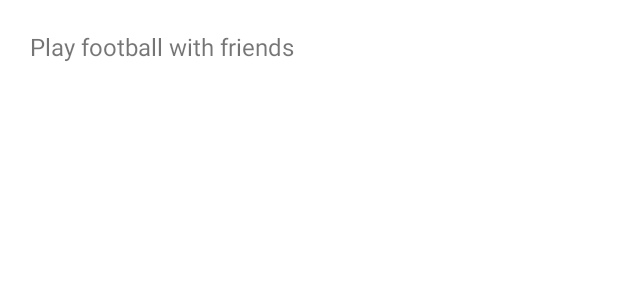
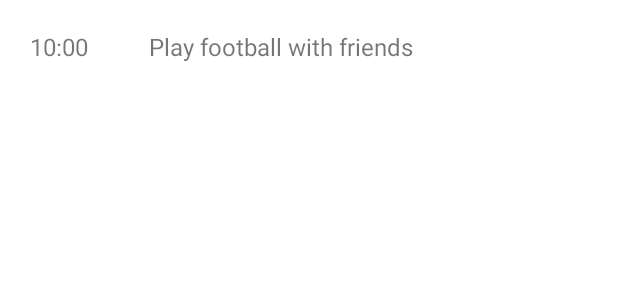
Before and after one commit to emchris/CocWorking, an Android app: the layout event_item_view.xml on its own in the app's theme, with its tools: preview values and no code run, on a phone screen of 412 x 824 dp. Shown: the top 300 px of the screen. Run offline under Robolectric (Android 15) with nearby library versions, the phone set to English and light mode, and no system bars; Roboto replaces fonts that are not available here.

Commit message:
implementazione completa tempo negli eventi

```diff
--- a/app/src/main/java/com/example/cocworking/EventAdapter.kt
+++ b/app/src/main/java/com/example/cocworking/EventAdapter.kt
@@ -47,6 +47,7 @@ class EventAdapter(val onClick: (Event) -> Unit) :
     ): RecyclerView.ViewHolder(eventView){
 
         val itemEventText =  eventView.itemEventText
+        val itemEventTime = eventView.itemEventTime
 
         init {
             itemView.setOnClickListener {
@@ -56,6 +57,7 @@ class EventAdapter(val onClick: (Event) -> Unit) :
 
         fun bind(event: Event) {
             itemEventText.setText(event.text)
+            itemEventTime.setText(event.date.hour.toString()+":"+event.date.minute.toString())
         }
     }
 }
--- a/app/src/main/java/com/example/cocworking/models/Event.kt
+++ b/app/src/main/java/com/example/cocworking/models/Event.kt
@@ -1,5 +1,6 @@
 package com.example.cocworking.models
 
 import java.time.LocalDate
+import java.time.LocalDateTime
 
-data class Event(val id: String, val text: String, val date: LocalDate)
+data class Event(val id: String, val userId: String, val text: String, val date: LocalDateTime)
--- a/app/src/main/res/layout/event_item_view.xml
+++ b/app/src/main/res/layout/event_item_view.xml
@@ -1,11 +1,17 @@
 <?xml version="1.0" encoding="utf-8"?>
-<FrameLayout xmlns:android="http://schemas.android.com/apk/res/android"
+<LinearLayout xmlns:android="http://schemas.android.com/apk/res/android"
     android:layout_width="match_parent"
     android:layout_height="wrap_content"
     android:padding="20dp"
     android:background="?attr/selectableItemBackground"
     xmlns:tools="http://schemas.android.com/tools">
 
+    <TextView
+        android:id="@+id/itemEventTime"
+        android:layout_width="79dp"
+        android:layout_height="wrap_content"
+        android:textSize="16sp"
+        tools:text="10:00" />
 
     <TextView
         android:id="@+id/itemEventText"
@@ -14,4 +20,4 @@
         android:textSize="16sp"
         tools:text="Play football with friends" />
 
-</FrameLayout>
+</LinearLayout>
```
Also changed, not shown: app/src/main/java/com/example/cocworking/SalaRiunioniActivity.kt (+14 -57 lines).
